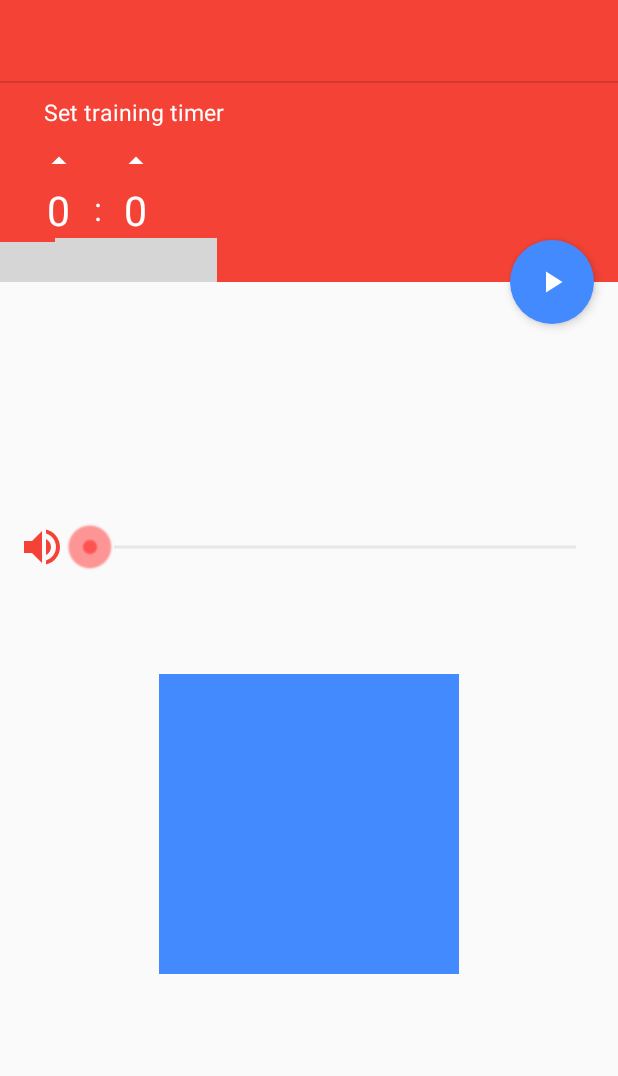
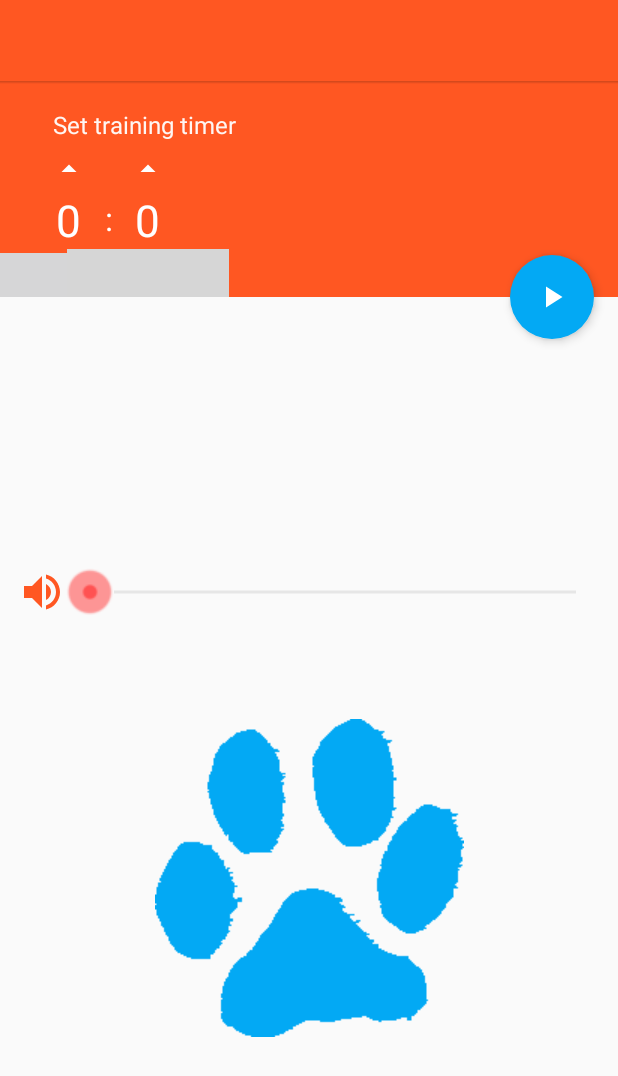
Before and after one commit to heisenberg15/Dog-clicker-app, an Android app: the layout activity_main.xml on its own in the app's theme, with its tools: preview values and no code run, on a phone screen of 412 x 824 dp. Shown: the top 1076 px of the screen. Run offline under Robolectric (Android 15) with nearby library versions, the phone set to English and light mode, and no system bars; grey boxes are pictures that could not be loaded.

Commit message:
Paw button

```diff
--- a/app/src/main/java/com/example/floyd/dogclicker/MainActivity.java
+++ b/app/src/main/java/com/example/floyd/dogclicker/MainActivity.java
@@ -387,7 +387,7 @@ public class MainActivity extends AppCompatActivity
                             {
                                 vibrator = (Vibrator) getSystemService(Context.VIBRATOR_SERVICE);
                                 vibrator.vibrate(pattern, -1);
-                                Snackbar snackBar = Snackbar.make(coordinatorLayout, "Time's up", 7000);
+                                Snackbar snackBar = Snackbar.make(coordinatorLayout, "Time's up", 6000);
 //                                View view = snackBar.getView();
 //                                TextView textView = (TextView) view.findViewById(android.support.design.R.id.snackbar_text);
 //                                textView.setTextColor(ResourcesCompat.getColor(getResources(), R.color.colorAccent, null));
--- a/app/src/main/res/layout/activity_main.xml
+++ b/app/src/main/res/layout/activity_main.xml
@@ -32,7 +32,7 @@
     <android.support.constraint.ConstraintLayout
         android:id="@+id/timer_background_id"
         android:layout_width="0dp"
-        android:layout_height="132dp"
+        android:layout_height="142dp"
         android:background="@color/colorPrimary"
         app:layout_constraintLeft_toLeftOf="parent"
         app:layout_constraintRight_toRightOf="parent"
@@ -42,12 +42,13 @@
             android:id="@+id/set_training_timer_id"
             android:layout_width="0dp"
             android:layout_height="wrap_content"
-            android:layout_marginLeft="29dp"
-            android:layout_marginStart="29dp"
-            android:layout_marginTop="8dp"
+            android:layout_marginLeft="35dp"
+            android:layout_marginStart="35dp"
+            android:layout_marginTop="16dp"
             android:text="@string/set_training_timer"
             android:textColor="@android:color/white"
-            android:textSize="15sp"
+            android:textSize="16sp"
+            android:alpha="0.95"
             app:layout_constraintLeft_toLeftOf="parent"
             app:layout_constraintRight_toRightOf="parent"
             app:layout_constraintTop_toTopOf="parent"/>
@@ -74,11 +75,11 @@
             android:layout_marginLeft="2dp"
             android:text="0"
             android:textColor="@android:color/white"
-            android:textSize="27sp"
+            android:textSize="29sp"
             app:layout_constraintBottom_toBottomOf="parent"
             app:layout_constraintLeft_toLeftOf="@+id/set_training_timer_id"
             app:layout_constraintTop_toBottomOf="@+id/set_training_timer_id"
-            app:layout_constraintVertical_bias="0.55"/>
+            app:layout_constraintVertical_bias="0.5"/>
 
 
         <ImageView
@@ -133,7 +134,7 @@
             android:layout_marginStart="20dp"
             android:text="0"
             android:textColor="@android:color/white"
-            android:textSize="27sp"
+            android:textSize="29sp"
             app:layout_constraintBottom_toBottomOf="@id/timer_minute_id"
             app:layout_constraintLeft_toLeftOf="@+id/colon_id"/>
 
@@ -187,6 +188,7 @@
         android:layout_height="wrap_content"
         android:layout_marginEnd="12dp"
         android:layout_marginRight="12dp"
+        android:layout_marginTop="@dimen/progressBar_margin_top"
         android:progressDrawable="@drawable/apptheme_scrubber_progress_horizontal_holo_light"
         android:thumb="@drawable/apptheme_scrubber_control_selector_holo_light"
         app:layout_constraintBottom_toTopOf="@+id/click_image_id"
@@ -197,14 +199,14 @@
 
     <ImageView
         android:id="@+id/click_image_id"
-        android:layout_width="200dp"
-        android:layout_height="200dp"
-        android:background="@color/colorAccent"
+        android:layout_width="wrap_content"
+        android:layout_height="wrap_content"
+        android:src="@drawable/test_4"
         app:layout_constraintBottom_toBottomOf="parent"
         app:layout_constraintLeft_toLeftOf="parent"
         app:layout_constraintRight_toRightOf="parent"
         app:layout_constraintTop_toBottomOf="@+id/timer_background_id"
-        app:layout_constraintVertical_bias="0.6"/>
+        app:layout_constraintVertical_bias="0.68"/>
 
     <android.support.design.widget.CoordinatorLayout
         android:id="@+id/coordinatorLayout_id"
--- a/app/src/main/res/values-hdpi/dimensions.xml
+++ b/app/src/main/res/values-hdpi/dimensions.xml
@@ -2,4 +2,5 @@
 <resources>
     <dimen name="switch_text_width">200dp</dimen>
     <dimen name="dialog_scroll_height">240dp</dimen>
+    <dimen name="progressBar_margin_top">20dp</dimen>
 </resources>
--- a/app/src/main/res/values-mdpi/dimensions.xml
+++ b/app/src/main/res/values-mdpi/dimensions.xml
@@ -2,4 +2,5 @@
 <resources>
     <dimen name="switch_text_width">160dp</dimen>
     <dimen name="dialog_scroll_height">200dp</dimen>
+    <dimen name="progressBar_margin_top">25dp</dimen>
 </resources>
--- a/app/src/main/res/values-xhdpi/dimensions.xml
+++ b/app/src/main/res/values-xhdpi/dimensions.xml
@@ -2,4 +2,5 @@
 <resources>
     <dimen name="switch_text_width">300dp</dimen>
     <dimen name="dialog_scroll_height">280dp</dimen>
+    <dimen name="progressBar_margin_top">0dp</dimen>
 </resources>
--- a/app/src/main/res/values/colors.xml
+++ b/app/src/main/res/values/colors.xml
@@ -1,7 +1,7 @@
 <?xml version="1.0" encoding="utf-8"?>
 <resources>
-    <color name="colorPrimary">#F44336</color>
-    <color name="colorPrimaryDark">#D32F2F</color>
-    <color name="colorAccent">#448AFF</color>
+    <color name="colorPrimary">#FF5722</color>
+    <color name="colorPrimaryDark">#E64A19</color>
+    <color name="colorAccent">#03A9F4</color>
     <color name="settings_text_color">#3b3b3b</color>
 </resources>
--- a/app/src/main/res/values/strings.xml
+++ b/app/src/main/res/values/strings.xml
@@ -4,7 +4,7 @@
     <string name="menu_rate_app">Rate app</string>
     <string name="settings">Settings</string>
     <string name="Rate_app">Rate the app on the Play Store!</string>
-    <string name="use_volume_buttons_to_make_sound">Volume buttons make sound</string>
+    <string name="use_volume_buttons_to_make_sound">Volume keys make sound</string>
     <string name="menu_settings_help">Help</string>
     <string name="help_dialog_helper">How to use DogClicker</string>
     <string name="cancel">CANCEL</string>
```
Also changed, not shown: app/src/main/res/drawable/test_4.png (added).
